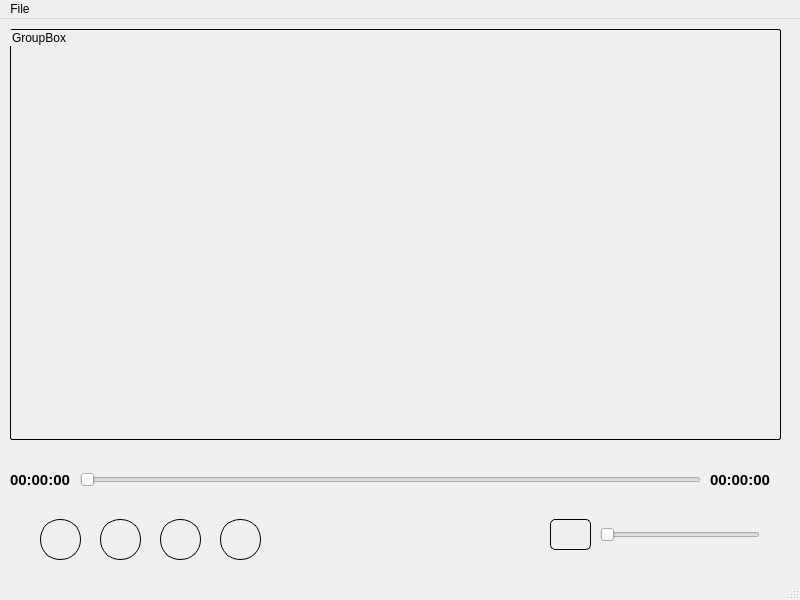
First picture: the form in mainwindow.ui, repository bishal2059/media_player, before the edit.
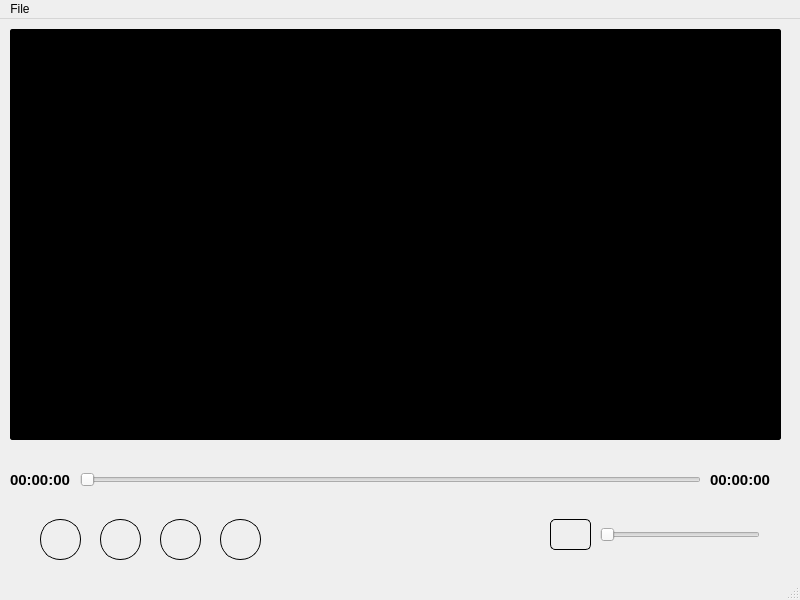
Second picture: the form after the edit.

Patch:
```diff
--- a/mainwindow.ui
+++ b/mainwindow.ui
@@ -27,11 +27,12 @@
      <string notr="true">QGroupBox{
 border-radius: 2px;
 border: 1px solid black;
+background-color:black;
 
 }</string>
     </property>
     <property name="title">
-     <string>GroupBox</string>
+     <string/>
     </property>
    </widget>
    <widget class="QPushButton" name="pushButton_pause_play">
```
